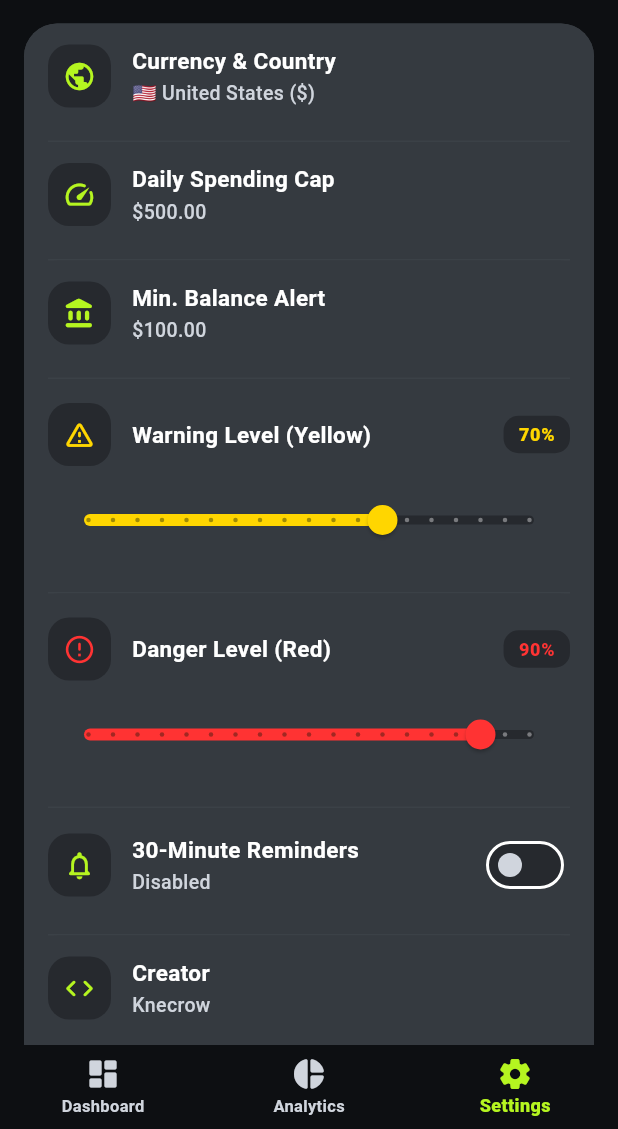
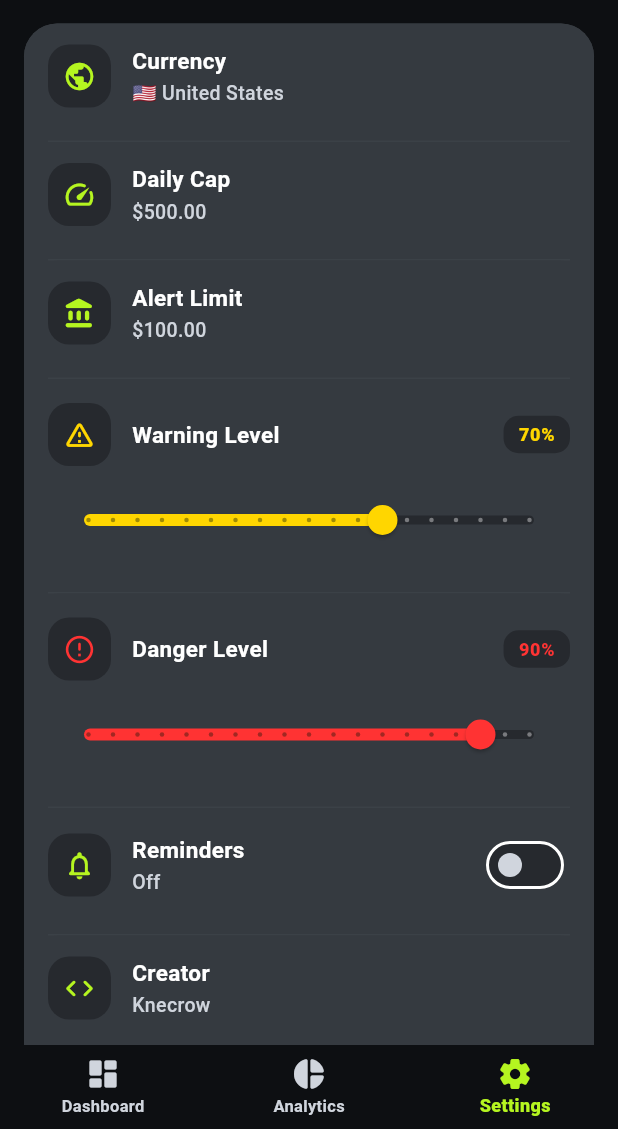
Before and after one commit to Knecrow/Estash, a Flutter app: the screen it shows after launch, item 3 of the bottom bar chosen, on a phone screen of 412 x 824 dp, the part 107-1236 px from its top. Run offline on Flutter 3.47's test engine with Material 3 defaults, Android fonts, the phone set to English and light mode, and no system bars; our stand-ins replace fl_chart, flutter_local_notifications, hive, hive_flutter, shared_preferences, timezone; missing offline and left inert: home_widget; accounts and stored records are empty.

Commit message:
Implement Samsung One UI asymmetric layouts, generous top padding, and clutter-free text

```diff
--- a/lib/features/settings/settings_screen.dart
+++ b/lib/features/settings/settings_screen.dart
@@ -163,14 +163,14 @@ class SettingsScreen extends StatelessWidget {
             borderRadius: BorderRadius.circular(24),
           ),
           title: Text(
-            'Reset All Data?',
+            'Reset data?',
             style: AppTextStyles.titleLarge.copyWith(
               color: AppColors.dangerAccent,
               fontWeight: FontWeight.bold,
             ),
           ),
           content: Text(
-            'This will permanently delete all transactions and restore settings to default. This action cannot be undone.',
+            'This will permanently delete all transactions and restore settings to default.',
             style: AppTextStyles.bodyMedium.copyWith(
               color: AppColors.textSecondary,
               fontSize: 14,
@@ -203,7 +203,7 @@ class SettingsScreen extends StatelessWidget {
                   Navigator.pop(context);
                   ScaffoldMessenger.of(context).showSnackBar(
                     SnackBar(
-                      content: const Text('All app data has been reset'),
+                      content: const Text('App data reset complete'),
                       backgroundColor: AppColors.cardSurface,
                       behavior: SnackBarBehavior.floating,
                       shape: RoundedRectangleBorder(
@@ -252,21 +252,21 @@ class SettingsScreen extends StatelessWidget {
             ),
             const SizedBox(height: 16),
 
-            // Unified Single Grouped Settings Card
+            // Unified Settings Group (Clean, Clutter-Free Labels)
             OneUICardContainer(
               padding: EdgeInsets.zero,
               child: Column(
                 children: [
                   SettingsTile(
                     icon: Icons.public_rounded,
-                    title: 'Currency & Country',
-                    subtitle: '${activeCurrency.flag} ${activeCurrency.country} (${activeCurrency.symbol})',
+                    title: 'Currency',
+                    subtitle: '${activeCurrency.flag} ${activeCurrency.country}',
                     onTap: () => _showCurrencyPickerSheet(context, settings),
                   ),
                   divider,
                   SettingsTile(
                     icon: Icons.speed_rounded,
-                    title: 'Daily Spending Cap',
+                    title: 'Daily Cap',
                     subtitle: CurrencyFormatter.format(settings.dailyCap, symbol: settings.currencySymbol),
                     onTap: () => _showNumberInputDialog(
                       context,
@@ -279,11 +279,11 @@ class SettingsScreen extends StatelessWidget {
                   divider,
                   SettingsTile(
                     icon: Icons.account_balance_rounded,
-                    title: 'Min. Balance Alert',
+                    title: 'Alert Limit',
                     subtitle: CurrencyFormatter.format(settings.minBalanceThreshold, symbol: settings.currencySymbol),
                     onTap: () => _showNumberInputDialog(
                       context,
-                      title: 'Minimum Balance',
+                      title: 'Alert Limit',
                       initialValue: settings.minBalanceThreshold,
                       currencySymbol: settings.currencySymbol,
                       onSave: settings.setMinBalanceThreshold,
@@ -292,7 +292,7 @@ class SettingsScreen extends StatelessWidget {
                   divider,
                   ThresholdSliderTile(
                     icon: Icons.warning_amber_rounded,
-                    title: 'Warning Level (Yellow)',
+                    title: 'Warning Level',
                     value: settings.warningThresholdPct,
                     activeColor: AppColors.warningAccent,
                     onChanged: (val) {
@@ -304,7 +304,7 @@ class SettingsScreen extends StatelessWidget {
                   divider,
                   ThresholdSliderTile(
                     icon: Icons.error_outline_rounded,
-                    title: 'Danger Level (Red)',
+                    title: 'Danger Level',
                     value: settings.dangerThresholdPct,
                     activeColor: AppColors.dangerAccent,
                     onChanged: (val) {
@@ -316,8 +316,8 @@ class SettingsScreen extends StatelessWidget {
                   divider,
                   SettingsTile(
                     icon: Icons.notifications_none_rounded,
-                    title: '30-Minute Reminders',
-                    subtitle: settings.remindersEnabled ? 'Enabled' : 'Disabled',
+                    title: 'Reminders',
+                    subtitle: settings.remindersEnabled ? 'On' : 'Off',
                     trailing: Switch(
                       value: settings.remindersEnabled,
                       activeThumbColor: AppColors.actionDark,
@@ -341,21 +341,21 @@ class SettingsScreen extends StatelessWidget {
                   divider,
                   SettingsTile(
                     icon: Icons.open_in_new_rounded,
-                    title: 'GitHub Repository',
-                    subtitle: _githubUrl,
+                    title: 'Repository',
+                    subtitle: 'github.com/Knecrow/Estash',
                     onTap: () => _openGitHub(context),
                   ),
                   divider,
                   SettingsTile(
                     icon: Icons.info_outline_rounded,
-                    title: 'App Version',
-                    subtitle: 'Estash $_appVersion',
+                    title: 'Version',
+                    subtitle: _appVersion,
                   ),
                   divider,
                   SettingsTile(
                     icon: Icons.restart_alt_rounded,
                     title: 'Reset All Data',
-                    subtitle: 'Clear all transactions & reset settings',
+                    subtitle: 'Wipe all records',
                     onTap: () => _showResetConfirmationDialog(context, finance, settings),
                   ),
                 ],
```
Also changed, not shown: lib/features/dashboard/widgets/sliver_one_ui_header.dart (+25 -23 lines).
